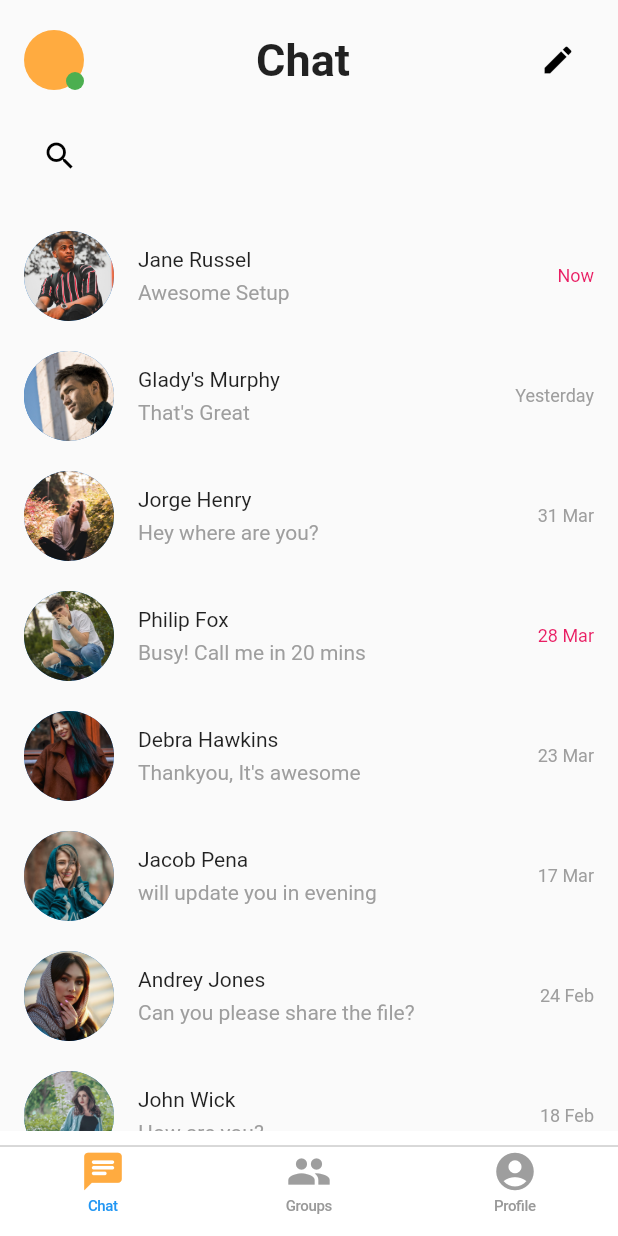
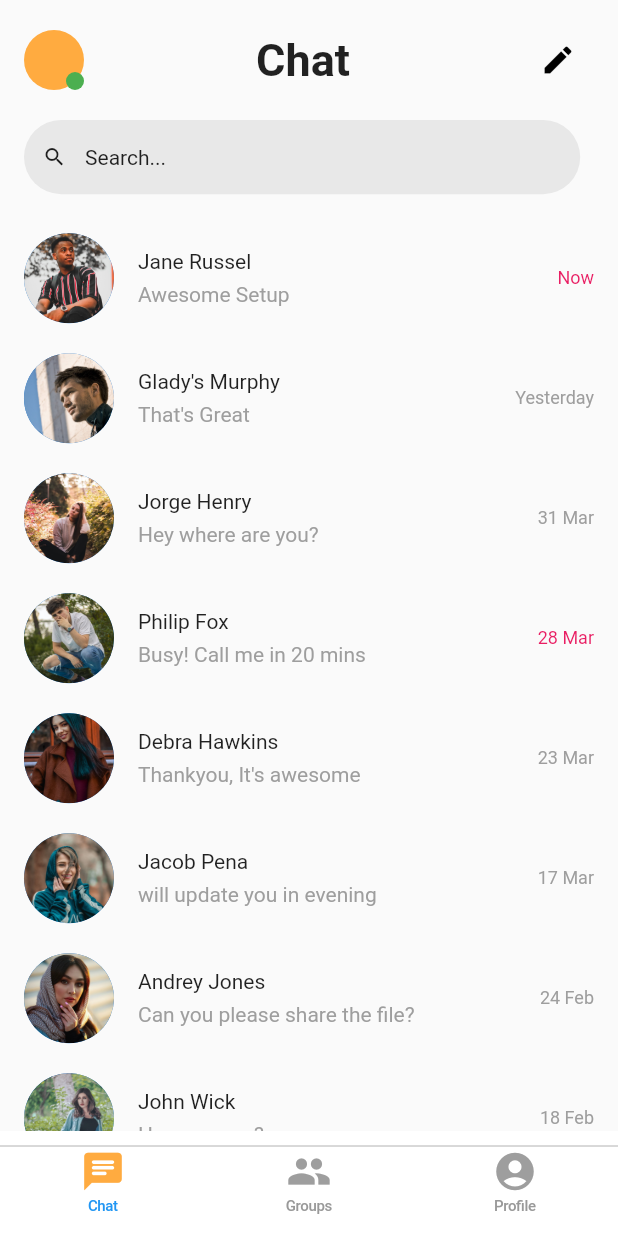
Before and after one commit to Izzie1/chatapplication, a Flutter app: the screen it shows after launch, on a phone screen of 412 x 824 dp. Run offline on Flutter 3.47's test engine with Material 2 defaults, Android fonts, the light colour scheme and no system bars; our stand-ins replace cloud_firestore, firebase_auth, firebase_core, google_sign_in, shimmer; accounts and stored records are empty.

Commit message:
1/3 search button

```diff
--- a/lib/screens/pageviews/chat_list.dart
+++ b/lib/screens/pageviews/chat_list.dart
@@ -2,10 +2,10 @@ import 'package:flutter/material.dart';
 import 'package:funchat/components/chat_user_list.dart';
 import 'package:funchat/models/chatuser.dart';
 import 'package:funchat/services/firebase_repository.dart';
+import 'package:funchat/ultilities/sizeconfig.dart';
 import 'package:funchat/ultilities/widget.dart';
 
 import '../search.dart';
-import '../login.dart';
 
 class ChatList extends StatefulWidget {
   @override
@@ -15,12 +15,27 @@ class ChatList extends StatefulWidget {
 class _ChatListState extends State<ChatList> {
   List<ChatUsers> chatUsers = [
     ChatUsers(text: "Jane Russel", secondaryText: "Awesome Setup", image: "images/userImage1.jpeg", time: "Now"),
-    ChatUsers(text: "Glady's Murphy", secondaryText: "That's Great", image: "images/userImage2.jpeg", time: "Yesterday"),
-    ChatUsers(text: "Jorge Henry", secondaryText: "Hey where are you?", image: "images/userImage3.jpeg", time: "31 Mar"),
-    ChatUsers(text: "Philip Fox", secondaryText: "Busy! Call me in 20 mins", image: "images/userImage4.jpeg", time: "28 Mar"),
-    ChatUsers(text: "Debra Hawkins", secondaryText: "Thankyou, It's awesome", image: "images/userImage5.jpeg", time: "23 Mar"),
-    ChatUsers(text: "Jacob Pena", secondaryText: "will update you in evening", image: "images/userImage6.jpeg", time: "17 Mar"),
-    ChatUsers(text: "Andrey Jones", secondaryText: "Can you please share the file?", image: "images/userImage7.jpeg", time: "24 Feb"),
+    ChatUsers(
+        text: "Glady's Murphy", secondaryText: "That's Great", image: "images/userImage2.jpeg", time: "Yesterday"),
+    ChatUsers(
+        text: "Jorge Henry", secondaryText: "Hey where are you?", image: "images/userImage3.jpeg", time: "31 Mar"),
+    ChatUsers(
+        text: "Philip Fox", secondaryText: "Busy! Call me in 20 mins", image: "images/userImage4.jpeg", time: "28 Mar"),
+    ChatUsers(
+        text: "Debra Hawkins",
+        secondaryText: "Thankyou, It's awesome",
+        image: "images/userImage5.jpeg",
+        time: "23 Mar"),
+    ChatUsers(
+        text: "Jacob Pena",
+        secondaryText: "will update you in evening",
+        image: "images/userImage6.jpeg",
+        time: "17 Mar"),
+    ChatUsers(
+        text: "Andrey Jones",
+        secondaryText: "Can you please share the file?",
+        image: "images/userImage7.jpeg",
+        time: "24 Feb"),
     ChatUsers(text: "John Wick", secondaryText: "How are you?", image: "images/userImage8.jpeg", time: "18 Feb"),
   ];
 
@@ -35,7 +50,7 @@ class _ChatListState extends State<ChatList> {
     super.initState();
     _repository.getCurrentUser().then((user) {
       setState(() {
-        currentUserId = user.uid;
+        currentUserId = user?.uid;
         photo = user.photoURL;
         name = user.displayName;
       });
@@ -44,6 +59,7 @@ class _ChatListState extends State<ChatList> {
 
   @override
   Widget build(BuildContext context) {
+    SizeConfig().init(context);
     return Scaffold(
       body: SingleChildScrollView(
         physics: BouncingScrollPhysics(),
@@ -57,7 +73,8 @@ class _ChatListState extends State<ChatList> {
                 mainAxisAlignment: MainAxisAlignment.spaceBetween,
                 children: <Widget>[
                   UserAvatar(photo, name),
-                      Text("Chat",
+                  Text(
+                    "Chat",
                     style: customTextStyle(),
                   ),
                   Row(
@@ -72,18 +89,27 @@ class _ChatListState extends State<ChatList> {
                   )
                 ],
               ),
-                )
-            ),
+            )),
             Padding(
               padding: EdgeInsets.all(16),
-              child: IconButton(
-                icon: Icon(
-                  Icons.search,
-                  color: Colors.black,
+              child: InkWell(
+                borderRadius: BorderRadius.circular(90),
+                child: Container(
+                  padding: EdgeInsets.only(left: SizeConfig.safeBlockHorizontal * 3),
+                  width: SizeConfig.safeBlockHorizontal * 90,
+                  height: SizeConfig.safeBlockVertical * 6,
+                  child: Row(
+                    children: [
+                      Icon(Icons.search, size: 16),
+                      SizedBox(width: SizeConfig.safeBlockHorizontal * 3),
+                      Text("Search...", style: TextStyle(fontSize: 14))
+                    ],
                   ),
-                onPressed: () {
-                  Navigator.push(context,
-                      MaterialPageRoute(builder: (context) => Search()));
+                  decoration:
+                      BoxDecoration(borderRadius: BorderRadius.circular(90), color: Colors.grey.withOpacity(0.2)),
+                ),
+                onTap: () {
+                  Navigator.push(context, MaterialPageRoute(builder: (context) => Search()));
                 },
               ),
             ),
@@ -92,7 +118,7 @@ class _ChatListState extends State<ChatList> {
               shrinkWrap: true,
               padding: EdgeInsets.only(top: 0),
               physics: NeverScrollableScrollPhysics(),
-              itemBuilder: (context, index){
+              itemBuilder: (context, index) {
                 return ChatUsersList(
                   text: chatUsers[index].text,
                   secondaryText: chatUsers[index].secondaryText,
@@ -102,7 +128,6 @@ class _ChatListState extends State<ChatList> {
                 );
               },
             ),
-
           ],
         ),
       ),
@@ -134,10 +159,7 @@ class UserAvatar extends StatelessWidget {
                 : Container(
                     child: Text(
                       name == null ? '' : name,
-                      style: TextStyle(
-                          fontWeight: FontWeight.bold,
-                          fontSize: 14,
-                          color: Colors.white),
+                      style: TextStyle(fontWeight: FontWeight.bold, fontSize: 14, color: Colors.white),
                     ),
                   ),
           ),
@@ -156,5 +178,4 @@ class UserAvatar extends StatelessWidget {
       ),
     );
   }
-
 }
--- /dev/null
+++ b/lib/ultilities/sizeconfig.dart
@@ -0,0 +1,26 @@
+import 'package:flutter/widgets.dart';
+
+class SizeConfig {
+  static MediaQueryData _mediaQueryData;
+  static double screenWidth;
+  static double screenHeight;
+  static double blockSizeHorizontal;
+  static double blockSizeVertical;
+
+  static double _safeAreaHorizontal;
+  static double _safeAreaVertical;
+  static double safeBlockHorizontal;
+  static double safeBlockVertical;
+
+  void init(BuildContext context) {
+    _mediaQueryData = MediaQuery.of(context);
+    screenWidth = _mediaQueryData.size.width;
+    screenHeight = _mediaQueryData.size.height;
+    blockSizeHorizontal = screenWidth / 100;
+    blockSizeVertical = screenHeight / 100;
+    _safeAreaHorizontal = _mediaQueryData.padding.left + _mediaQueryData.padding.right;
+    _safeAreaVertical = _mediaQueryData.padding.top + _mediaQueryData.padding.bottom;
+    safeBlockHorizontal = (screenWidth - _safeAreaHorizontal) / 100;
+    safeBlockVertical = (screenHeight - _safeAreaVertical) / 100;
+  }
+}
```
Also changed, not shown: lib/screens/search.dart (+22 -9 lines). Lines whose indentation alone changed are shown as unchanged.
